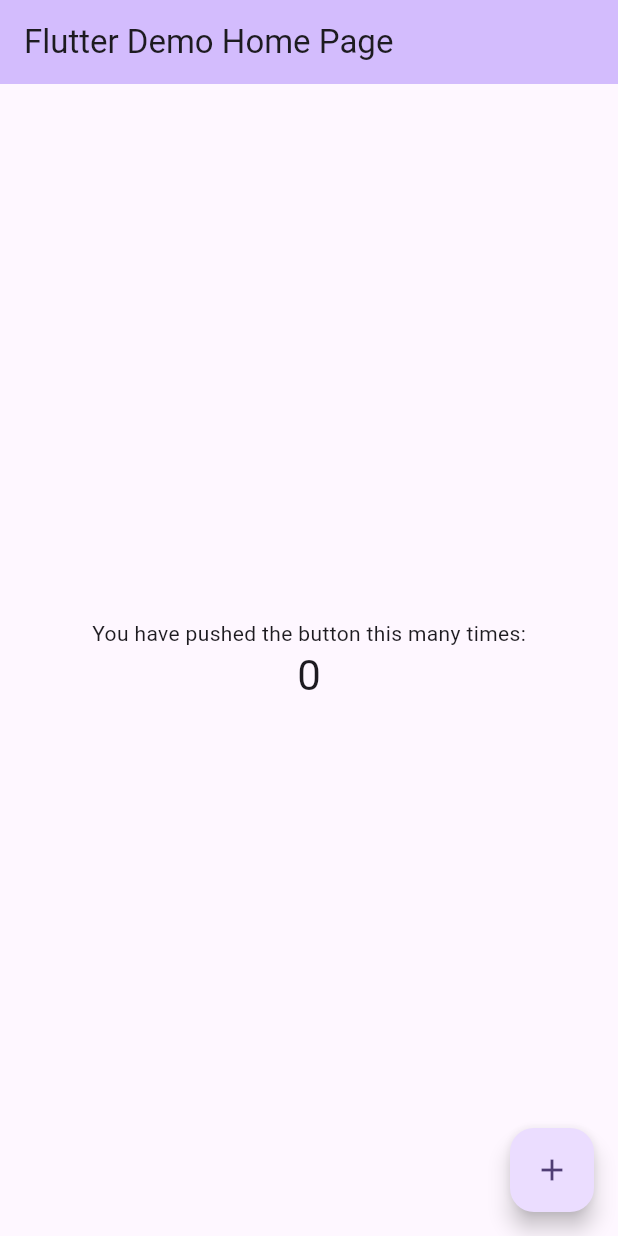
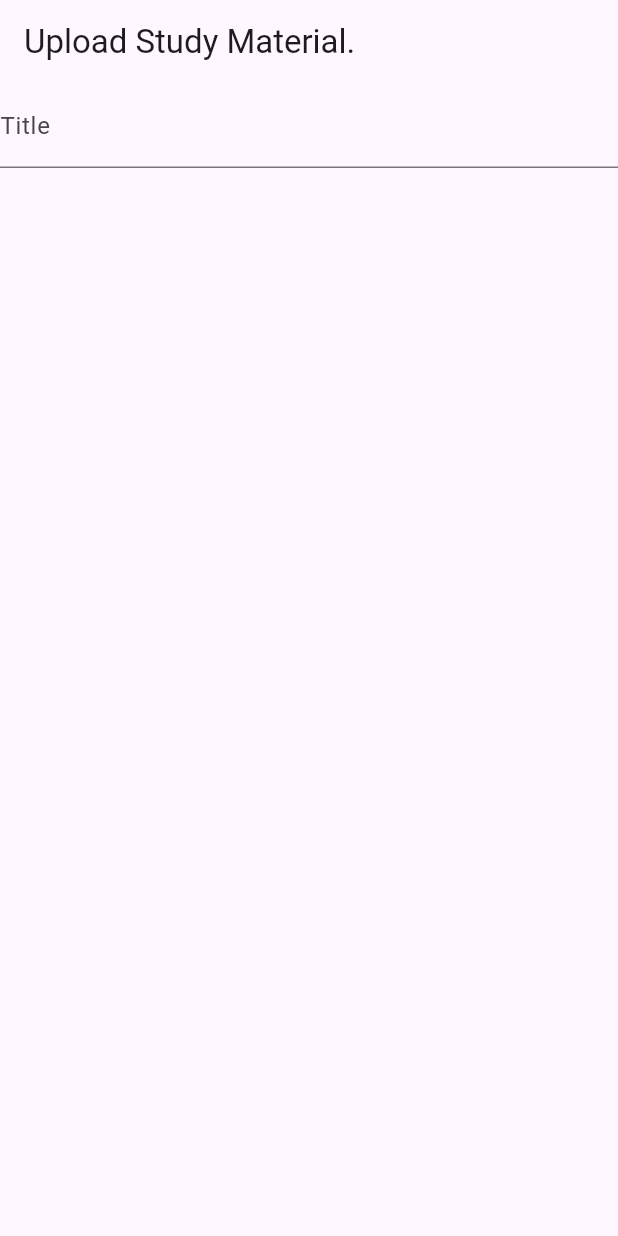
Before and after one commit to anabellaj/Genie, a Flutter app: the screen it shows after launch, on a phone screen of 412 x 824 dp. Run offline on Flutter 3.47's test engine with Material 3 defaults, Android fonts, the phone set to English and light mode, and no system bars; our stand-ins replace flutter_riverpod, google_fonts.

Commit message:
Commit para pullear

```diff
--- a/genie_app/lib/main.dart
+++ b/genie_app/lib/main.dart
@@ -1,125 +1,22 @@
 import 'package:flutter/material.dart';
+import 'package:flutter_riverpod/flutter_riverpod.dart';
+import 'package:genie_app/view/screens/upload_study_material.dart';
+import 'package:google_fonts/google_fonts.dart';
+
 
 void main() {
-  runApp(const MyApp());
+  runApp(
+    const ProviderScope(child: MyApp()),
+  );
 }
 
 class MyApp extends StatelessWidget {
   const MyApp({super.key});
 
-  // This widget is the root of your application.
   @override
   Widget build(BuildContext context) {
-    return MaterialApp(
-      title: 'Flutter Demo',
-      theme: ThemeData(
-        // This is the theme of your application.
-        //
-        // TRY THIS: Try running your application with "flutter run". You'll see
-        // the application has a purple toolbar. Then, without quitting the app,
-        // try changing the seedColor in the colorScheme below to Colors.green
-        // and then invoke "hot reload" (save your changes or press the "hot
-        // reload" button in a Flutter-supported IDE, or press "r" if you used
-        // the command line to start the app).
-        //
-        // Notice that the counter didn't reset back to zero; the application
-        // state is not lost during the reload. To reset the state, use hot
-        // restart instead.
-        //
-        // This works for code too, not just values: Most code changes can be
-        // tested with just a hot reload.
-        colorScheme: ColorScheme.fromSeed(seedColor: Colors.deepPurple),
-        useMaterial3: true,
-      ),
-      home: const MyHomePage(title: 'Flutter Demo Home Page'),
+    return const MaterialApp(
+      home: UploadStudyMaterialScreen(),
     );
   }
 }
-
-class MyHomePage extends StatefulWidget {
-  const MyHomePage({super.key, required this.title});
-
-  // This widget is the home page of your application. It is stateful, meaning
-  // that it has a State object (defined below) that contains fields that affect
-  // how it looks.
-
-  // This class is the configuration for the state. It holds the values (in this
-  // case the title) provided by the parent (in this case the App widget) and
-  // used by the build method of the State. Fields in a Widget subclass are
-  // always marked "final".
-
-  final String title;
-
-  @override
-  State<MyHomePage> createState() => _MyHomePageState();
-}
-
-class _MyHomePageState extends State<MyHomePage> {
-  int _counter = 0;
-
-  void _incrementCounter() {
-    setState(() {
-      // This call to setState tells the Flutter framework that something has
-      // changed in this State, which causes it to rerun the build method below
-      // so that the display can reflect the updated values. If we changed
-      // _counter without calling setState(), then the build method would not be
-      // called again, and so nothing would appear to happen.
-      _counter++;
-    });
-  }
-
-  @override
-  Widget build(BuildContext context) {
-    // This method is rerun every time setState is called, for instance as done
-    // by the _incrementCounter method above.
-    //
-    // The Flutter framework has been optimized to make rerunning build methods
-    // fast, so that you can just rebuild anything that needs updating rather
-    // than having to individually change instances of widgets.
-    return Scaffold(
-      appBar: AppBar(
-        // TRY THIS: Try changing the color here to a specific color (to
-        // Colors.amber, perhaps?) and trigger a hot reload to see the AppBar
-        // change color while the other colors stay the same.
-        backgroundColor: Theme.of(context).colorScheme.inversePrimary,
-        // Here we take the value from the MyHomePage object that was created by
-        // the App.build method, and use it to set our appbar title.
-        title: Text(widget.title),
-      ),
-      body: Center(
-        // Center is a layout widget. It takes a single child and positions it
-        // in the middle of the parent.
-        child: Column(
-          // Column is also a layout widget. It takes a list of children and
-          // arranges them vertically. By default, it sizes itself to fit its
-          // children horizontally, and tries to be as tall as its parent.
-          //
-          // Column has various properties to control how it sizes itself and
-          // how it positions its children. Here we use mainAxisAlignment to
-          // center the children vertically; the main axis here is the vertical
-          // axis because Columns are vertical (the cross axis would be
-          // horizontal).
-          //
-          // TRY THIS: Invoke "debug painting" (choose the "Toggle Debug Paint"
-          // action in the IDE, or press "p" in the console), to see the
-          // wireframe for each widget.
-          mainAxisAlignment: MainAxisAlignment.center,
-          children: <Widget>[
-            const Text(
-              'You have pushed the button this many times:',
-            ),
-            Text(
-              '$_counter',
-              style: Theme.of(context).textTheme.headlineMedium,
-            ),
-          ],
-        ),
-      ),
-      floatingActionButton: FloatingActionButton(
-        onPressed: _incrementCounter,
-        tooltip: 'Increment',
-        child: const Icon(Icons.add),
-      ), // This trailing comma makes auto-formatting nicer for build methods.
-    );
-  }
-}
--- /dev/null
+++ b/genie_app/lib/models/study_material.dart
@@ -0,0 +1,4 @@
+
+class StudyMaterial {
+
+}
--- /dev/null
+++ b/genie_app/lib/view/screens/upload_study_material.dart
@@ -0,0 +1,30 @@
+import 'package:flutter/material.dart';
+
+class UploadStudyMaterialScreen extends StatefulWidget {
+  const UploadStudyMaterialScreen({super.key});
+
+  @override
+  State<StatefulWidget> createState() {
+    return _UploadStudyMaterialScreenState();
+  }
+}
+
+class _UploadStudyMaterialScreenState extends State<UploadStudyMaterialScreen> {
+  final _titleController = TextEditingController();
+  @override
+  Widget build(BuildContext context) {
+    return Scaffold(
+      appBar: AppBar(
+        title: const Text('Upload Study Material.'),
+      ),
+      body: Column(
+        children: [
+          TextField(
+            controller: _titleController,
+            decoration: const InputDecoration(label: Text('Title')),
+          ),
+        ],
+      ),
+    );
+  }
+}
--- a/genie_app/pubspec.yaml
+++ b/genie_app/pubspec.yaml
@@ -38,6 +38,7 @@ dependencies:
   flutter_riverpod: ^2.5.1
   http: ^1.2.1
   uuid: ^4.4.0
+  google_fonts: ^6.2.1
 
 dev_dependencies:
   flutter_test:
```
Also changed, not shown: genie_app/pubspec.lock, 1 other file.
